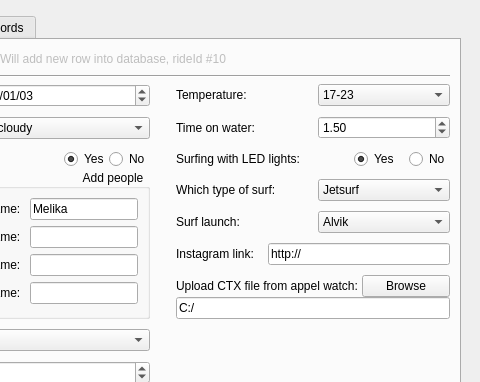
The window that src/ui/report.ui (grafitec/SurfReportInput) describes before a commit, drawn with Qt 5; both pictures show x 250 to 730 and y 0 to 382 of the 730 by 606 pixel window.
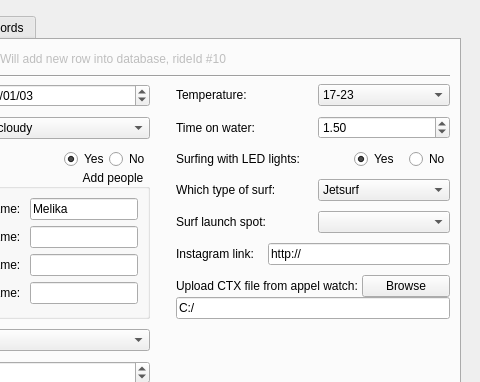
The same window after the commit.

Commit message: Added Surf launch comboxbox working and add locations to the database

Diff of the .ui file:
```diff
--- a/src/ui/report.ui
+++ b/src/ui/report.ui
@@ -750,17 +750,12 @@
                   <item>
                    <widget class="QLabel" name="label_13">
                     <property name="text">
-                     <string>Surf launch: </string>
+                     <string>Surf launch spot: </string>
                     </property>
                    </widget>
                   </item>
                   <item>
                    <widget class="QComboBox" name="cmbStartPoint">
-                    <item>
-                     <property name="text">
-                      <string>Alvik</string>
-                     </property>
-                    </item>
                     <item>
                      <property name="text">
                       <string/>
```
The commit also changes 4 other files.
